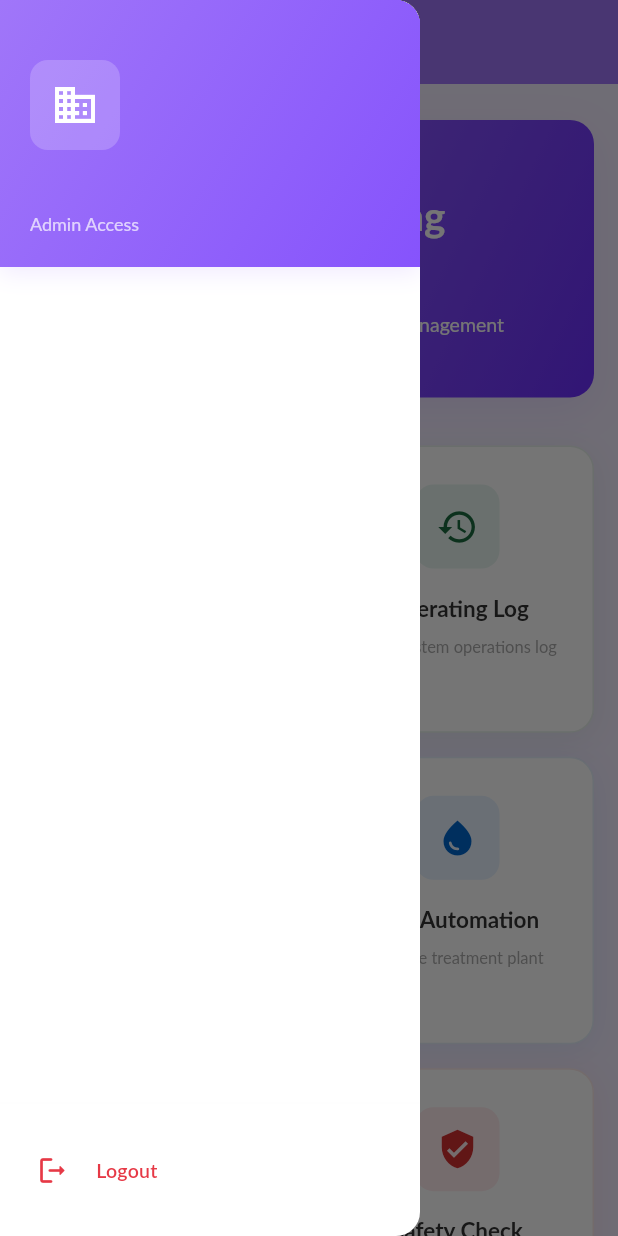
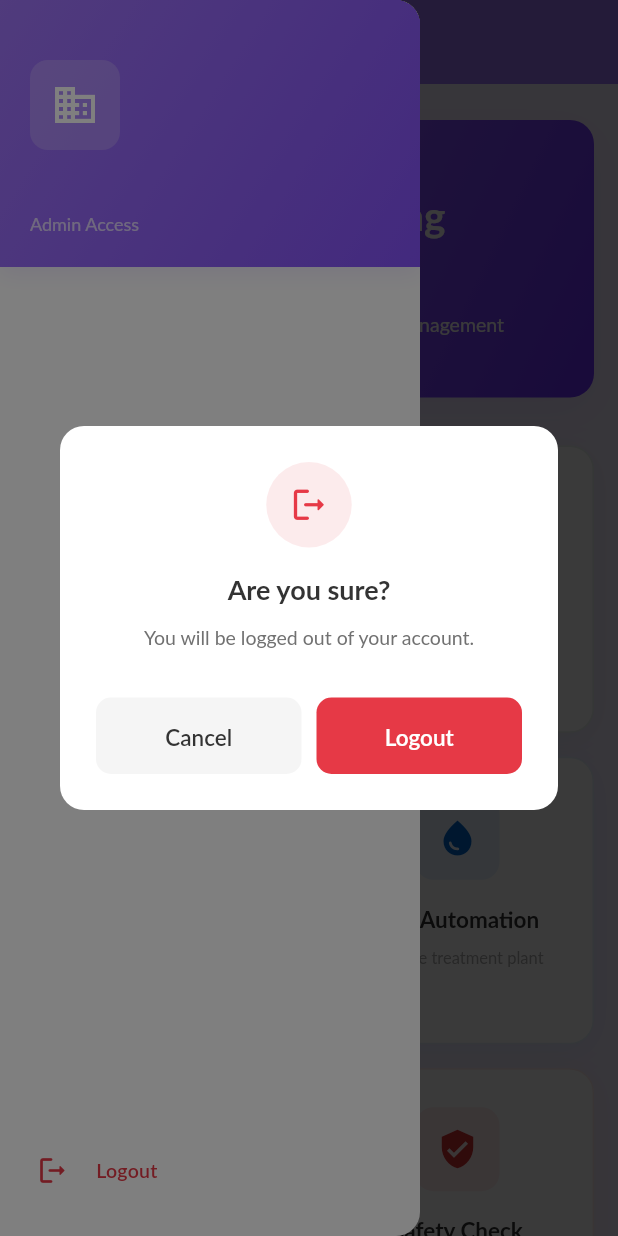
Before and after one commit to its-Thanush/atlanwa_bms, a Flutter app: the HomeScreenM screen opened directly, in the side drawer, after a tap on "Logout", on a phone screen of 412 x 824 dp. Run offline on Flutter 3.47's test engine with Material 3 defaults, Android fonts, the light colour scheme and no system bars; our stand-ins replace bloc, dio, flutter_bloc, flutter_easyloading, flutter_secure_storage, gap and 3 more; missing offline and left inert: dio_smart_retry, local_session_timeout, nfc_manager, nfc_manager_ndef; accounts and stored records are empty; Roboto replaces fonts that are missing (Lato).

Commit message:
logout and ui changes

```diff
--- a/lib/Screens/GaurdTouringScreen/mobile/GuardTouringM.dart
+++ b/lib/Screens/GaurdTouringScreen/mobile/GuardTouringM.dart
@@ -515,7 +515,7 @@ class _GuardTouringMState extends State<GuardTouringM>
         child: Column(
           crossAxisAlignment: CrossAxisAlignment.start,
           children: [
-            // Guard Info Card
+            Gap(SizeConfig.commonMargin! * 3.5),
             _buildGuardInfoCard(),
             Gap(SizeConfig.commonMargin! * 2),
 
@@ -632,7 +632,7 @@ class _GuardTouringMState extends State<GuardTouringM>
                 ),
                 Gap(SizeConfig.commonMargin! * 0.3),
                 CustomText(
-                  text: _guardUsername ?? 'Security Guard',
+                  text: Utilities.userName,
                   size: SizeConfig.subText,
                   weight: FontWeight.w700,
                   color: white,
--- a/lib/Screens/HomeScreen/mobile/HomeScreenM.dart
+++ b/lib/Screens/HomeScreen/mobile/HomeScreenM.dart
@@ -306,12 +306,124 @@ class _HomeScreenMState extends State<HomeScreenM> {
               icon: Icons.logout_rounded,
               title: 'Logout',
               onTap: () async {
+                showDialog(
+                  context: context,
+                  barrierColor: Colors.black.withOpacity(0.5),
+                  builder: (BuildContext context) {
+                    return Dialog(
+                      shape: RoundedRectangleBorder(
+                        borderRadius: BorderRadius.circular(16),
+                      ),
+                      backgroundColor: Colors.white,
+                      child: Padding(
+                        padding: EdgeInsets.all(SizeConfig.maxHeightAndWidth! * 1.2),
+                        child: Column(
+                          mainAxisSize: MainAxisSize.min,
+                          children: [
+                            // Icon Container
+                            Container(
+                              padding: EdgeInsets.all(SizeConfig.bigHeightAndWidth!),
+                              decoration: BoxDecoration(
+                                color: statusError.withOpacity(0.1),
+                                shape: BoxShape.circle,
+                              ),
+                              child: Icon(
+                                Icons.logout_rounded,
+                                color: statusError,
+                                size: SizeConfig.bigText!,
+                              ),
+                            ),
+
+                            SizedBox(height: SizeConfig.bigHeightAndWidth!),
+
+                            // Title
+                            CustomText(
+                              text: 'Are you sure?',
+                              size: SizeConfig.medtitleText,
+                              weight: FontWeight.bold,
+                              color: TextColourBlk,
+                            ),
+
+                            SizedBox(height: SizeConfig.heightAndWidth!),
+
+                            // Subtitle
+                            CustomText(
+                              text: 'You will be logged out of your account.',
+                              size: SizeConfig.smallSubText,
+                              color: TextColourAsh,
+                              textAlign: TextAlign.center,
+                            ),
+
+                            SizedBox(height: SizeConfig.maxHeightAndWidth! * 1.5),
+
+                            // Buttons Row
+                            Row(
+                              children: [
+                                // Cancel Button
+                                Expanded(
+                                  child: GestureDetector(
+                                    onTap: () => Navigator.pop(context),
+                                    child: Container(
+                                      padding: EdgeInsets.symmetric(
+                                        vertical: SizeConfig.bigHeightAndWidth!,
+                                      ),
+                                      decoration: BoxDecoration(
+                                        color: GreyColourAsh,
+                                        borderRadius: BorderRadius.circular(10),
+                                      ),
+                                      child: Center(
+                                        child: CustomText(
+                                          text: 'Cancel',
+                                          size: SizeConfig.subText,
+                                          weight: FontWeight.w600,
+                                          color: TextColourBlk,
+                                        ),
+                                      ),
+                                    ),
+                                  ),
+                                ),
+
+                                SizedBox(width: SizeConfig.heightAndWidth!),
+
+                                // Logout Button
+                                Expanded(
+                                  child: GestureDetector(
+                                    onTap: () async {
+                                      Navigator.pop(context);
                                       final prefs = await SharedPreferences.getInstance();
                                       await prefs.remove('userName');
                                       await prefs.remove('buildings');
                                       if (mounted) {
                                         context.go('/login');
                                       }
+                                    },
+                                    child: Container(
+                                      padding: EdgeInsets.symmetric(
+                                        vertical: SizeConfig.bigHeightAndWidth!,
+                                      ),
+                                      decoration: BoxDecoration(
+                                        color: statusError,
+                                        borderRadius: BorderRadius.circular(10),
+                                      ),
+                                      child: Center(
+                                        child: CustomText(
+                                          text: 'Logout',
+                                          size: SizeConfig.subText,
+                                          weight: FontWeight.w600,
+                                          color: Colors.white,
+                                        ),
+                                      ),
+                                    ),
+                                  ),
+                                ),
+                              ],
+                            ),
+                          ],
+                        ),
+                      ),
+                    );
+                  },
+                );
               },
               isLogout: true,
             ),
--- a/lib/Screens/LoginScreen/mobile/LoginscreenM.dart
+++ b/lib/Screens/LoginScreen/mobile/LoginscreenM.dart
@@ -139,12 +139,9 @@ class _LoginscreenMState extends State<LoginscreenM> with TickerProviderStateMix
               elevation: 6,
             ),
           );
-
-          Future.delayed(Duration(seconds: 1), () {
             if (mounted) {
               context.go('/home');
             }
-          });
         }
 
         if (state is LoginErrorState) {
```
Also changed, not shown: 6 other files. Lines whose indentation alone changed are shown as unchanged.
